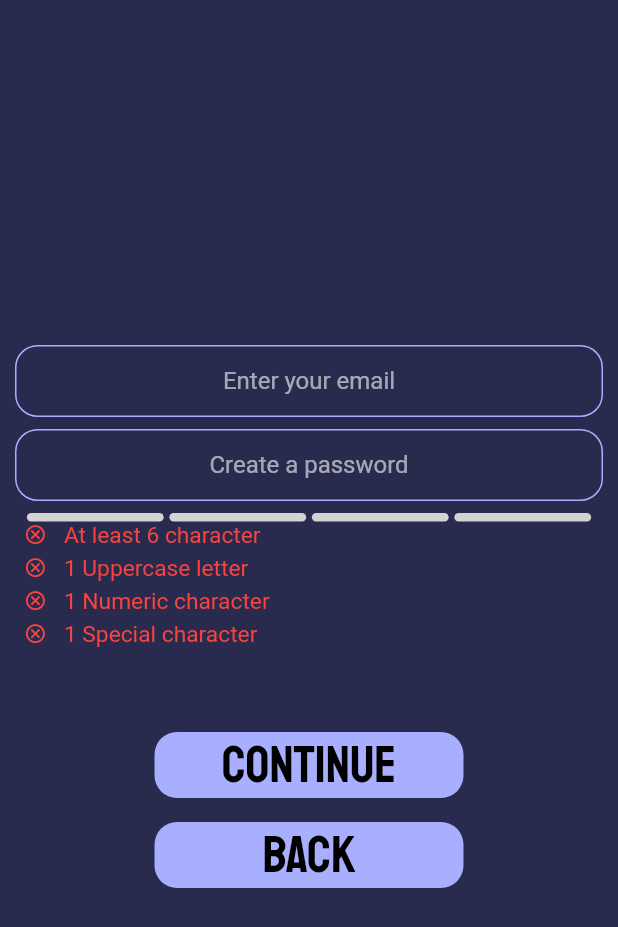
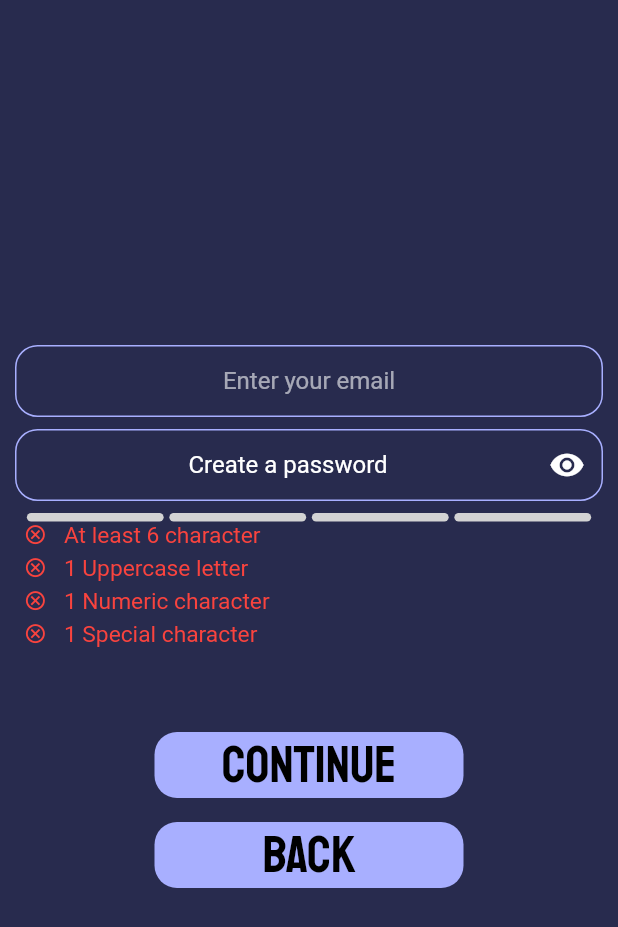
Before and after one commit to Shloktheboss142/Attendify, a Flutter app: the RegistrationScreen screen opened by its route, on a phone screen of 412 x 824 dp. Shown: the top 927 px of the screen. Run offline on Flutter 3.47's test engine with Material 2 defaults, Android fonts, the phone set to English and light mode, and no system bars; drawn by our look-alikes of flutter_pw_validator, modal_progress_hud_nsn; our stand-ins replace cloud_firestore, firebase_auth, firebase_core, firebase_database, firebase_storage, image_picker and 1 more; missing offline and left inert: mobile_scanner; accounts and stored records are empty; network calls fail.

Commit message:
added visibility icon to password containers

```diff
--- a/lib/signup_screen.dart
+++ b/lib/signup_screen.dart
@@ -40,6 +40,9 @@ class _RegistrationScreenState extends State<RegistrationScreen> {
   bool showSpinner = false;
   final TextEditingController controller = TextEditingController();
   bool submit = false;
+  ValueNotifier<bool> _passwordVisible =
+      ValueNotifier<bool>(true); //to track password visibility
+
   @override
   void initState() {
     super.initState();
@@ -81,19 +84,32 @@ class _RegistrationScreenState extends State<RegistrationScreen> {
               const SizedBox(
                 height: 8.0,
               ),
-              TextField(
+              ValueListenableBuilder<bool>(
+                valueListenable: _passwordVisible,
+                builder: (context, value, child) {
+                  return TextField(
                       style: const TextStyle(color: Colors.white),
-                  controller: controller,
                       cursorColor: Colors.white,
-                  obscureText: true,
+                      obscureText: value,
                       textAlign: TextAlign.center,
                       onChanged: (value) {
                         password = value;
                       },
                       decoration: kTextFieldDecoration.copyWith(
                         hintText: passwordText,
-                      hintStyle: const TextStyle(
-                          color: Color.fromARGB(150, 255, 255, 255)))),
+                        hintStyle: TextStyle(color: passwordColor),
+                        suffixIcon: IconButton(
+                          icon: Icon(
+                            value ? Icons.visibility : Icons.visibility_off,
+                            color: Colors.white,
+                          ),
+                          onPressed: () {
+                            _passwordVisible.value = !_passwordVisible.value;
+                          },
+                        ),
+                      ));
+                },
+              ),
               const SizedBox(
                 height: 8.0,
               ),
```
Also changed, not shown: lib/login_screen.dart (+26 -3 lines). Lines whose indentation alone changed are shown as unchanged.
